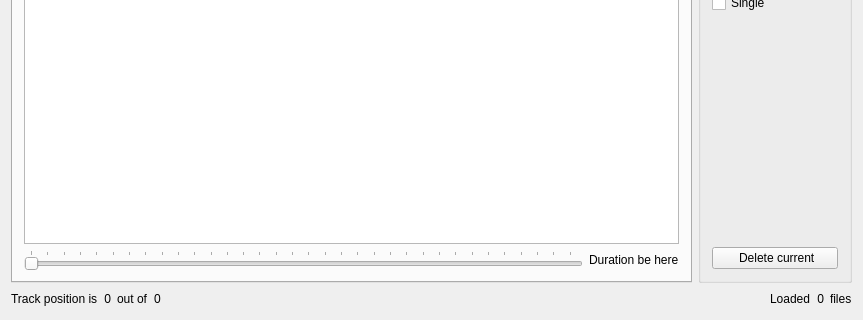
Before: the Qt Designer form mainwindow.ui in flyboy14/SamowarMP, drawn with Qt 5; both pictures show x 0 to 863 and y 343 to 663 of the 863 by 663 pixel window.
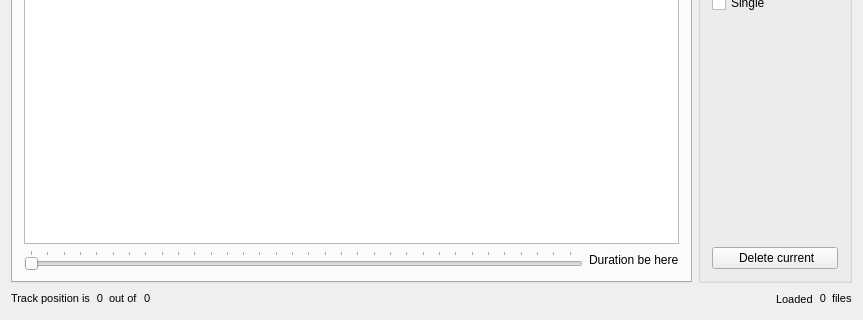
After: the same form once the commit is applied. Icons and pictures are not drawn.

Commit message: decreased font for statusbar

The edit to the form file:
```diff
--- a/mainwindow.ui
+++ b/mainwindow.ui
@@ -721,6 +721,11 @@
           <height>15</height>
          </size>
         </property>
+        <property name="font">
+         <font>
+          <pointsize>8</pointsize>
+         </font>
+        </property>
         <property name="text">
          <string>Track position is</string>
         </property>
@@ -734,6 +739,11 @@
           <height>15</height>
          </size>
         </property>
+        <property name="font">
+         <font>
+          <pointsize>8</pointsize>
+         </font>
+        </property>
         <property name="text">
          <string>0</string>
         </property>
@@ -750,6 +760,11 @@
           <height>15</height>
          </size>
         </property>
+        <property name="font">
+         <font>
+          <pointsize>8</pointsize>
+         </font>
+        </property>
         <property name="text">
          <string>out of</string>
         </property>
@@ -763,6 +778,11 @@
           <height>15</height>
          </size>
         </property>
+        <property name="font">
+         <font>
+          <pointsize>8</pointsize>
+         </font>
+        </property>
         <property name="text">
          <string>0</string>
         </property>
@@ -783,6 +803,11 @@
       </item>
       <item>
        <widget class="QLabel" name="label">
+        <property name="font">
+         <font>
+          <pointsize>8</pointsize>
+         </font>
+        </property>
         <property name="text">
          <string>Loaded</string>
         </property>
@@ -796,6 +821,11 @@
           <height>15</height>
          </size>
         </property>
+        <property name="font">
+         <font>
+          <pointsize>8</pointsize>
+         </font>
+        </property>
         <property name="layoutDirection">
          <enum>Qt::LeftToRight</enum>
         </property>
@@ -818,6 +848,11 @@
           <height>15</height>
          </size>
         </property>
+        <property name="font">
+         <font>
+          <pointsize>8</pointsize>
+         </font>
+        </property>
         <property name="text">
          <string>files</string>
         </property>
```
Left out of the diff: 2 changed lines with no effect on the pictures.
